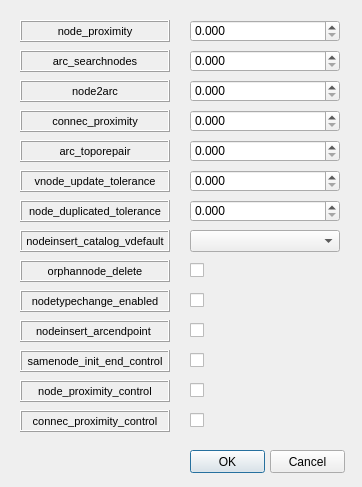
Giswater/giswater_qgis_plugin, file ui/config.ui: the form before one commit.
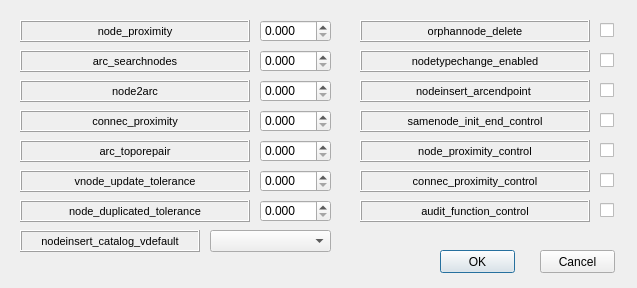
The form after the commit.

Commit message: Add new widget to config form

```diff
--- a/ui/config.ui
+++ b/ui/config.ui
@@ -6,8 +6,8 @@
    <rect>
     <x>0</x>
     <y>0</y>
-    <width>362</width>
-    <height>487</height>
+    <width>637</width>
+    <height>288</height>
    </rect>
   </property>
   <property name="windowTitle">
@@ -16,9 +16,9 @@
   <widget class="QDoubleSpinBox" name="node_proximity">
    <property name="geometry">
     <rect>
-     <x>190</x>
+     <x>260</x>
      <y>20</y>
-     <width>150</width>
+     <width>71</width>
      <height>22</height>
     </rect>
    </property>
@@ -32,8 +32,8 @@
   <widget class="QPushButton" name="btn_accept">
    <property name="geometry">
     <rect>
-     <x>190</x>
-     <y>450</y>
+     <x>440</x>
+     <y>250</y>
      <width>75</width>
      <height>23</height>
     </rect>
@@ -45,8 +45,8 @@
   <widget class="QPushButton" name="btn_cancel">
    <property name="geometry">
     <rect>
-     <x>270</x>
-     <y>450</y>
+     <x>540</x>
+     <y>250</y>
      <width>75</width>
      <height>23</height>
     </rect>
@@ -60,7 +60,7 @@
     <rect>
      <x>20</x>
      <y>20</y>
-     <width>150</width>
+     <width>230</width>
      <height>22</height>
     </rect>
    </property>
@@ -90,7 +90,7 @@
     <rect>
      <x>20</x>
      <y>50</y>
-     <width>150</width>
+     <width>230</width>
      <height>22</height>
     </rect>
    </property>
@@ -120,7 +120,7 @@
     <rect>
      <x>20</x>
      <y>80</y>
-     <width>150</width>
+     <width>230</width>
      <height>22</height>
     </rect>
    </property>
@@ -150,7 +150,7 @@
     <rect>
      <x>20</x>
      <y>110</y>
-     <width>150</width>
+     <width>230</width>
      <height>22</height>
     </rect>
    </property>
@@ -180,7 +180,7 @@
     <rect>
      <x>20</x>
      <y>140</y>
-     <width>150</width>
+     <width>230</width>
      <height>22</height>
     </rect>
    </property>
@@ -208,9 +208,9 @@
   <widget class="QLabel" name="label_nodeinsert_arcendpoint">
    <property name="geometry">
     <rect>
-     <x>20</x>
-     <y>320</y>
-     <width>150</width>
+     <x>360</x>
+     <y>80</y>
+     <width>230</width>
      <height>22</height>
     </rect>
    </property>
@@ -240,7 +240,7 @@
     <rect>
      <x>20</x>
      <y>230</y>
-     <width>150</width>
+     <width>180</width>
      <height>22</height>
     </rect>
    </property>
@@ -268,9 +268,9 @@
   <widget class="QLabel" name="label_orphannode_delete">
    <property name="geometry">
     <rect>
-     <x>20</x>
-     <y>260</y>
-     <width>150</width>
+     <x>360</x>
+     <y>20</y>
+     <width>230</width>
      <height>22</height>
     </rect>
    </property>
@@ -300,7 +300,7 @@
     <rect>
      <x>20</x>
      <y>170</y>
-     <width>150</width>
+     <width>230</width>
      <height>22</height>
     </rect>
    </property>
@@ -328,9 +328,9 @@
   <widget class="QLabel" name="label_nodetype_change_enabled">
    <property name="geometry">
     <rect>
-     <x>20</x>
-     <y>290</y>
-     <width>150</width>
+     <x>360</x>
+     <y>50</y>
+     <width>230</width>
      <height>22</height>
     </rect>
    </property>
@@ -358,9 +358,9 @@
   <widget class="QDoubleSpinBox" name="arc_searchnodes">
    <property name="geometry">
     <rect>
-     <x>190</x>
+     <x>260</x>
      <y>50</y>
-     <width>150</width>
+     <width>71</width>
      <height>22</height>
     </rect>
    </property>
@@ -374,9 +374,9 @@
   <widget class="QDoubleSpinBox" name="node2arc">
    <property name="geometry">
     <rect>
-     <x>190</x>
+     <x>260</x>
      <y>80</y>
-     <width>150</width>
+     <width>71</width>
      <height>22</height>
     </rect>
    </property>
@@ -390,9 +390,9 @@
   <widget class="QDoubleSpinBox" name="arc_toporepair">
    <property name="geometry">
     <rect>
-     <x>190</x>
+     <x>260</x>
      <y>140</y>
-     <width>150</width>
+     <width>71</width>
      <height>22</height>
     </rect>
    </property>
@@ -406,9 +406,9 @@
   <widget class="QDoubleSpinBox" name="connec_proximity">
    <property name="geometry">
     <rect>
-     <x>190</x>
+     <x>260</x>
      <y>110</y>
-     <width>150</width>
+     <width>71</width>
      <height>22</height>
     </rect>
    </property>
@@ -422,9 +422,9 @@
   <widget class="QDoubleSpinBox" name="vnode_update_tolerance">
    <property name="geometry">
     <rect>
-     <x>190</x>
+     <x>260</x>
      <y>170</y>
-     <width>150</width>
+     <width>71</width>
      <height>22</height>
     </rect>
    </property>
@@ -438,9 +438,9 @@
   <widget class="QComboBox" name="nodeinsert_catalog_vdefault">
    <property name="geometry">
     <rect>
-     <x>190</x>
+     <x>210</x>
      <y>230</y>
-     <width>150</width>
+     <width>121</width>
      <height>22</height>
     </rect>
    </property>
@@ -448,9 +448,9 @@
   <widget class="QCheckBox" name="orphannode">
    <property name="geometry">
     <rect>
-     <x>190</x>
-     <y>260</y>
-     <width>70</width>
+     <x>600</x>
+     <y>20</y>
+     <width>20</width>
      <height>21</height>
     </rect>
    </property>
@@ -461,9 +461,9 @@
   <widget class="QCheckBox" name="arcendpoint">
    <property name="geometry">
     <rect>
-     <x>190</x>
-     <y>320</y>
-     <width>70</width>
+     <x>600</x>
+     <y>80</y>
+     <width>20</width>
      <height>21</height>
     </rect>
    </property>
@@ -474,9 +474,9 @@
   <widget class="QCheckBox" name="nodetypechanged">
    <property name="geometry">
     <rect>
-     <x>190</x>
-     <y>290</y>
-     <width>70</width>
+     <x>600</x>
+     <y>50</y>
+     <width>20</width>
      <height>21</height>
     </rect>
    </property>
@@ -487,9 +487,9 @@
   <widget class="QCheckBox" name="samenode_init_end_control">
    <property name="geometry">
     <rect>
-     <x>190</x>
-     <y>350</y>
-     <width>70</width>
+     <x>600</x>
+     <y>110</y>
+     <width>20</width>
      <height>21</height>
     </rect>
    </property>
@@ -500,9 +500,9 @@
   <widget class="QLabel" name="label_orphannode_delete_2">
    <property name="geometry">
     <rect>
-     <x>20</x>
-     <y>350</y>
-     <width>150</width>
+     <x>360</x>
+     <y>110</y>
+     <width>230</width>
      <height>22</height>
     </rect>
    </property>
@@ -530,9 +530,9 @@
   <widget class="QLabel" name="label_nodeinsert_arcendpoint_2">
    <property name="geometry">
     <rect>
-     <x>20</x>
-     <y>410</y>
-     <width>150</width>
+     <x>360</x>
+     <y>170</y>
+     <width>230</width>
      <height>22</height>
     </rect>
    </property>
@@ -560,9 +560,9 @@
   <widget class="QCheckBox" name="node_proximity_control">
    <property name="geometry">
     <rect>
-     <x>190</x>
-     <y>380</y>
-     <width>70</width>
+     <x>600</x>
+     <y>140</y>
+     <width>20</width>
      <height>21</height>
     </rect>
    </property>
@@ -573,9 +573,9 @@
   <widget class="QCheckBox" name="connec_proximity_control">
    <property name="geometry">
     <rect>
-     <x>190</x>
-     <y>410</y>
-     <width>70</width>
+     <x>600</x>
+     <y>170</y>
+     <width>20</width>
      <height>21</height>
     </rect>
    </property>
@@ -586,9 +586,9 @@
   <widget class="QLabel" name="label_nodetype_change_enabled_2">
    <property name="geometry">
     <rect>
-     <x>20</x>
-     <y>380</y>
-     <width>150</width>
+     <x>360</x>
+     <y>140</y>
+     <width>230</width>
      <height>22</height>
     </rect>
    </property>
@@ -616,9 +616,9 @@
   <widget class="QDoubleSpinBox" name="node_duplicated_tolerance">
    <property name="geometry">
     <rect>
-     <x>190</x>
+     <x>260</x>
      <y>200</y>
-     <width>150</width>
+     <width>71</width>
      <height>22</height>
     </rect>
    </property>
@@ -634,7 +634,7 @@
     <rect>
      <x>20</x>
      <y>200</y>
-     <width>150</width>
+     <width>230</width>
      <height>22</height>
     </rect>
    </property>
@@ -659,6 +659,49 @@
     <number>3</number>
    </property>
   </widget>
+  <widget class="QLabel" name="label_audit_function_control">
+   <property name="geometry">
+    <rect>
+     <x>360</x>
+     <y>200</y>
+     <width>230</width>
+     <height>22</height>
+    </rect>
+   </property>
+   <property name="font">
+    <font>
+     <pointsize>8</pointsize>
+    </font>
+   </property>
+   <property name="frameShape">
+    <enum>QFrame::Box</enum>
+   </property>
+   <property name="frameShadow">
+    <enum>QFrame::Raised</enum>
+   </property>
+   <property name="text">
+    <string>audit_function_control</string>
+   </property>
+   <property name="alignment">
+    <set>Qt::AlignCenter</set>
+   </property>
+   <property name="margin">
+    <number>3</number>
+   </property>
+  </widget>
+  <widget class="QCheckBox" name="audit_function_control">
+   <property name="geometry">
+    <rect>
+     <x>600</x>
+     <y>200</y>
+     <width>20</width>
+     <height>21</height>
+    </rect>
+   </property>
+   <property name="text">
+    <string/>
+   </property>
+  </widget>
  </widget>
  <resources/>
  <connections/>
```
Left out of the diff: 16 changed lines with no effect on the pictures. The commit also changes 2 other files.
